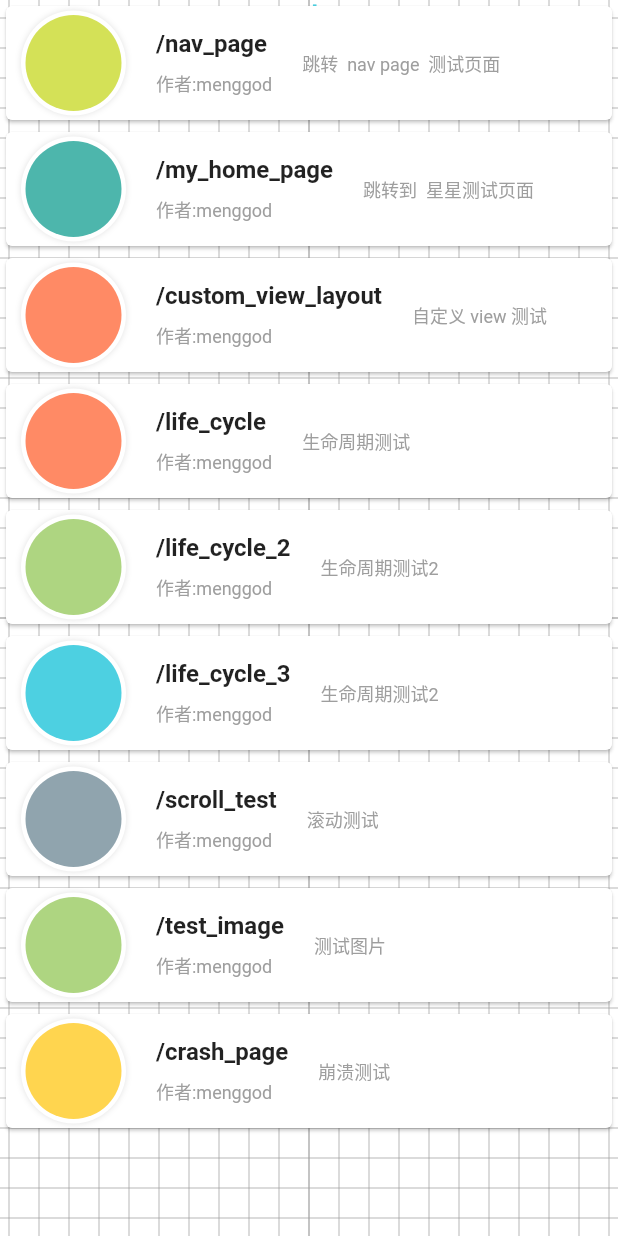
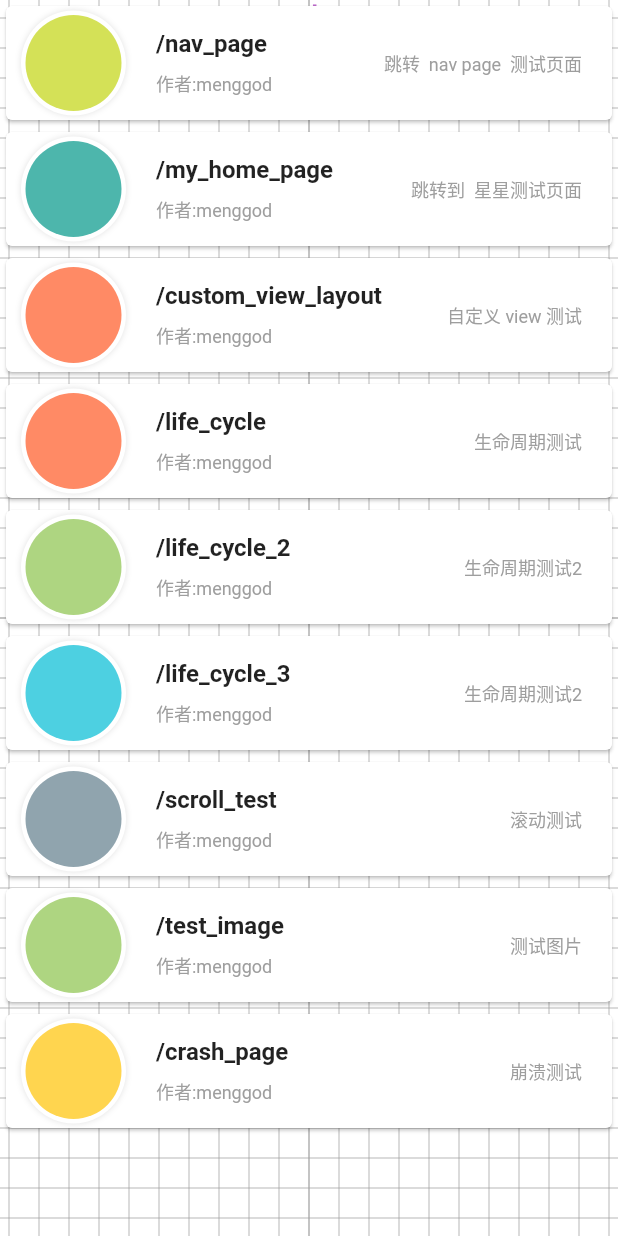
Before and after one commit to menggod/flutter_code_lab, a Flutter app: the screen it shows after launch, on a phone screen of 412 x 824 dp. Run offline on Flutter 3.47's test engine with Material 2 defaults, Android fonts, the phone set to English and light mode, and no system bars; our stand-ins replace dio, get, shared_preferences, vm_service.

Commit message:
backup null 安全

```diff
--- a/lib/splash/widget/poem_item_view.dart
+++ b/lib/splash/widget/poem_item_view.dart
@@ -47,12 +47,15 @@ class PoemItemView extends StatelessWidget {
         ),
       ],
     );
-    var summary = Text(
-      //尾部摘要
-      data?.summary ?? "",
-      maxLines: 3,
-      overflow: TextOverflow.ellipsis,
-      style: TextStyle(color: Colors.grey, fontSize: 12),
+    var summary = Container(
+      margin: EdgeInsets.all(20),
+      child: Text(
+        //尾部摘要
+        data?.summary ?? "",
+        maxLines: 3,
+        overflow: TextOverflow.ellipsis,
+        style: TextStyle(color: Colors.grey, fontSize: 12),
+      ),
     );
     var item = Row(
       //条目拼合
@@ -64,10 +67,8 @@ class PoemItemView extends StatelessWidget {
           padding: EdgeInsets.symmetric(horizontal: 20),
           child: center,
         ),
-        Expanded(
-          child: summary,
-        ),
-        SizedBox(width: 10),
+        Expanded(child: Container()),
+        summary,
       ],
     );
 
```
